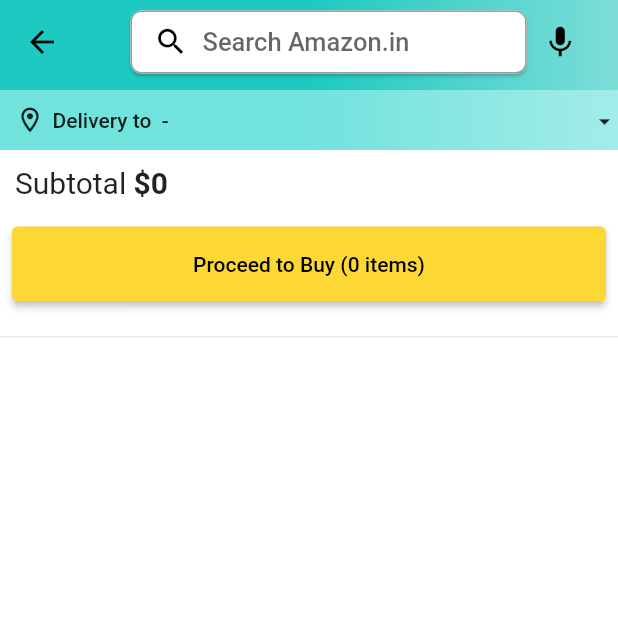
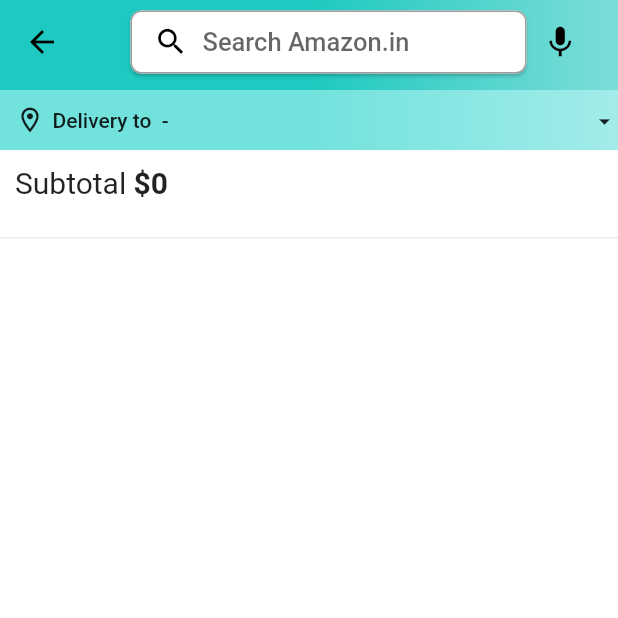
Before and after one commit to SoniaVeronicaShoucair/ecommerce-android, a Flutter app: the CartScreen screen opened directly, on a phone screen of 412 x 824 dp, the top half of it. Run offline on Flutter 3.47's test engine with Material 2 defaults, Android fonts, the phone set to English and light mode, and no system bars; our stand-ins replace carousel_slider, dotted_border, file_picker, flutter_rating_bar, shared_preferences; missing offline and left inert: cloudinary_public; accounts and stored records are empty.

Commit message:
cart product cont

```diff
--- a/lib/features/cart/screens/cart_screen.dart
+++ b/lib/features/cart/screens/cart_screen.dart
@@ -115,14 +115,14 @@ class _CartScreenState extends State<CartScreen> {
           children: [
             const AddressBox(),
             const CartSubtotal(),
-            Padding(
-              padding: const EdgeInsets.all(8.0),
-              child: CustomButton(
-                text: 'Proceed to Buy (${user.cart.length} items)',
-                onTap: () => navigateToAddress(sum),
-                color: Colors.yellow[600],
-              ),
-            ),
+            // Padding(
+            //   padding: const EdgeInsets.all(8.0),
+            //   child: CustomButton(
+            //     text: 'Proceed to Buy (${user.cart.length} items)',
+            //     onTap: () => navigateToAddress(sum),
+            //     color: Colors.yellow[600],
+            //   ),
+            // ),
             const SizedBox(height: 15),
             Container(
               color: Colors.black12.withOpacity(0.08),
```
Also changed, not shown: lib/features/cart/widgets/cart_product.dart (+8 -7 lines), pubspec.lock.
